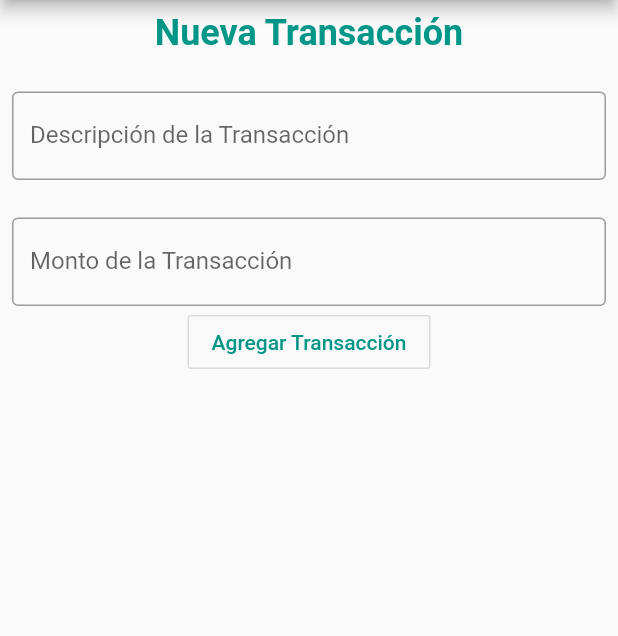
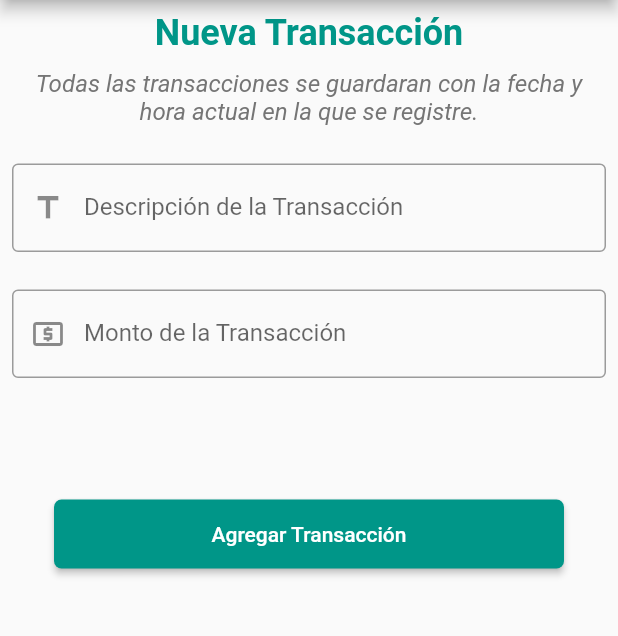
Before and after one commit to FelixAVeras/PersonalMoney, a Flutter app: the TransactionPage screen opened directly, on a phone screen of 412 x 824 dp, the part 84-720 px from its top. Run offline on Flutter 3.47's test engine with Material 2 defaults, Android fonts, the light colour scheme and no system bars; our stand-ins replace sqflite; accounts and stored records are empty.

Commit message:
Working on Transactions

```diff
--- a/lib/pages/dashboradpage.dart
+++ b/lib/pages/dashboradpage.dart
@@ -1,5 +1,5 @@
 import 'package:flutter/material.dart';
-import 'package:personalmoney/pages/transactionpage.dart';
+import 'package:personalmoney/pages/transactions/transactionpage.dart';
 
 class DashboardPage extends StatefulWidget {
   @override
--- a/lib/pages/transactionpage.dart
+++ b/lib/pages/transactions/transactionpage.dart
@@ -33,15 +33,26 @@ class _TransactionPageState extends State<TransactionPage> {
                   fontWeight: FontWeight.bold,
                   color: Theme.of(context).primaryColor),
             ),
+            SizedBox(height: 10.0),
+            Text(
+              'Todas las transacciones se guardaran con la fecha y hora actual en la que se registre.',
+              style: TextStyle(
+                  fontSize: 16.0,
+                  fontStyle: FontStyle.italic,
+                  color: Colors.grey[600]),
+              textAlign: TextAlign.center,
+            ),
             TransactionForm(),
-            OutlineButton(
+            SizedBox(height: 80.0),
+            RaisedButton(
               onPressed: () {
-                // if (_formKey.currentState.validate()) {
-                //   // Process data.
-                // }
                 saveTransaction();
               },
-              textColor: Theme.of(context).primaryColor,
+              padding: EdgeInsets.symmetric(vertical: 15.0, horizontal: 105.0),
+              shape: RoundedRectangleBorder(
+                  borderRadius: BorderRadius.circular(5.0)),
+              textColor: Colors.white,
+              color: Theme.of(context).primaryColor,
               child: Text('Agregar Transacción'),
             ),
           ]),
@@ -51,8 +62,6 @@ class _TransactionPageState extends State<TransactionPage> {
   }
 
   saveTransaction() async {
-    // String futureString = Text(descriptionField.text);
-    // final streamTransaction = new TransactionsBloc();
     String futureString = 'Hola Mundo y Felix';
     String currentDatetime =
         DateFormat("dd/MM/yyyy - hh:mm:ss").format(DateTime.now());
@@ -95,6 +104,7 @@ class _TransactionFormState extends State<TransactionForm> {
             padding: EdgeInsets.only(top: 25.0),
             child: TextFormField(
               decoration: new InputDecoration(
+                  prefixIcon: Icon(Icons.title),
                   labelText: 'Descripción de la Transacción',
                   border: OutlineInputBorder(),
                   hintText: 'Descripcion del gasto o ingreso'),
@@ -112,6 +122,7 @@ class _TransactionFormState extends State<TransactionForm> {
             child: TextFormField(
               keyboardType: TextInputType.number,
               decoration: new InputDecoration(
+                prefixIcon: Icon(Icons.local_atm),
                 labelText: 'Monto de la Transacción',
                 border: OutlineInputBorder(),
                 hintText: 'Valores solo númericos',
```
